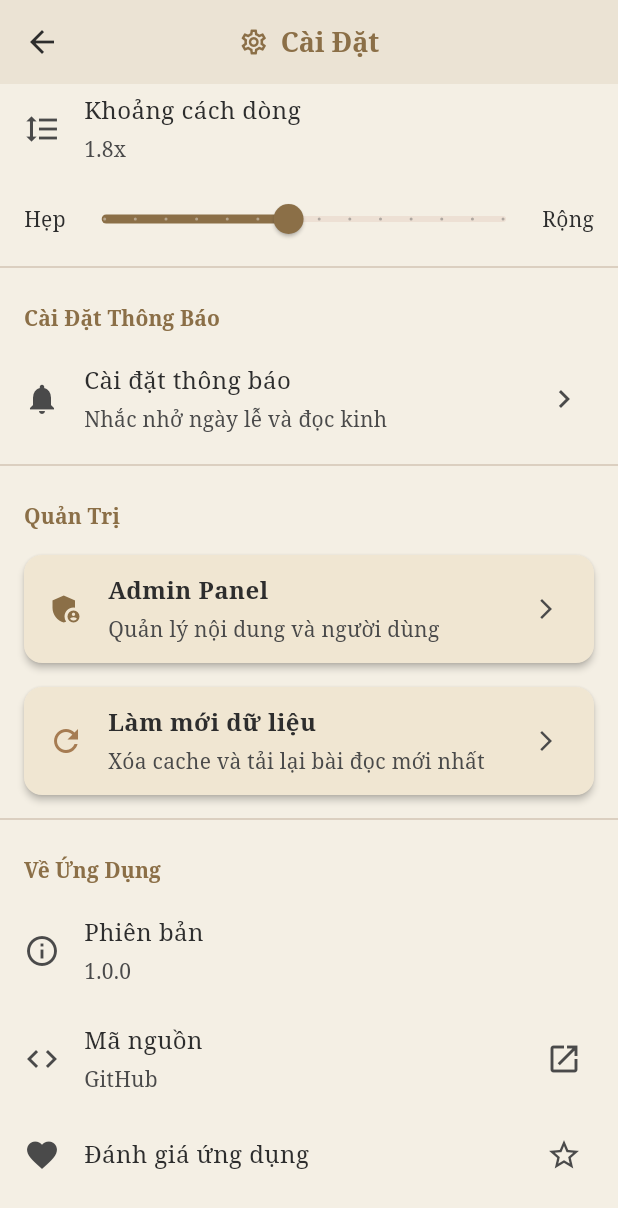
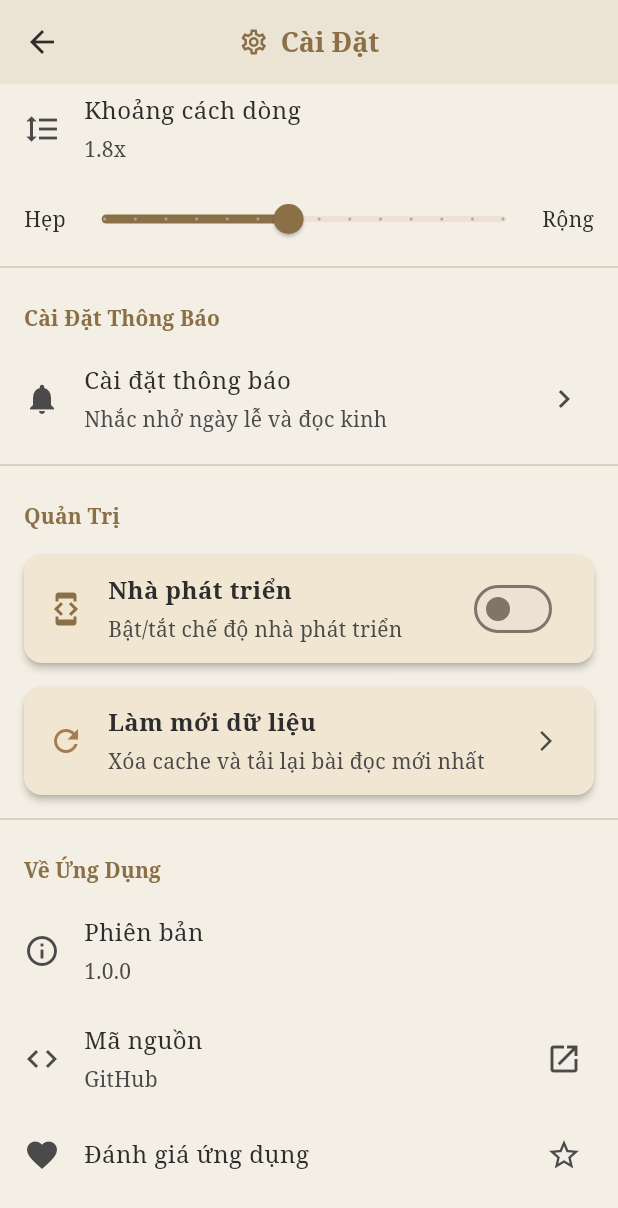
Before and after one commit to trahoangdev/thien-tam-app, a Flutter app: the SettingsPage screen opened directly, scrolled down 576 dp, on a phone screen of 412 x 824 dp. Shown: the top 1208 px of the screen. Run offline on Flutter 3.47's test engine with Material 3 defaults, Android fonts, the light colour scheme and no system bars; our stand-ins replace audioplayers, dio, flutter_local_notifications, flutter_riverpod, flutter_secure_storage, hive and 2 more; accounts and stored records are empty; statements that could not run were skipped.

Commit message:
fixed some bugs from settings

```diff
--- a/thien_tam_app/lib/core/settings_providers.dart
+++ b/thien_tam_app/lib/core/settings_providers.dart
@@ -27,3 +27,8 @@ final notificationsEnabledProvider = StateProvider<bool>((ref) {
 final lineHeightProvider = StateProvider<double>((ref) {
   return ref.read(settingsServiceProvider).getLineHeight();
 });
+
+// Developer mode provider
+final developerModeProvider = StateProvider<bool>((ref) {
+  return ref.read(settingsServiceProvider).getDeveloperMode();
+});
--- a/thien_tam_app/lib/features/readings/presentation/pages/settings_page.dart
+++ b/thien_tam_app/lib/features/readings/presentation/pages/settings_page.dart
@@ -251,7 +251,42 @@ class _SettingsPageState extends ConsumerState<SettingsPage> {
 
           // Admin Section
           _SectionHeader(title: 'Quản Trị'),
+
+          // Developer Mode Toggle
           Card(
+            elevation: 2,
+            margin: const EdgeInsets.symmetric(horizontal: 16, vertical: 8),
+            child: Consumer(
+              builder: (context, ref, child) {
+                final developerMode = ref.watch(developerModeProvider);
+                return SwitchListTile(
+                  secondary: Icon(
+                    Icons.developer_mode,
+                    color: Theme.of(context).colorScheme.primary,
+                  ),
+                  title: const Text(
+                    'Nhà phát triển',
+                    style: TextStyle(fontWeight: FontWeight.bold),
+                  ),
+                  subtitle: const Text('Bật/tắt chế độ nhà phát triển'),
+                  value: developerMode,
+                  onChanged: (value) async {
+                    final settingsService = ref.read(settingsServiceProvider);
+                    await settingsService.setDeveloperMode(value);
+                    ref.read(developerModeProvider.notifier).state = value;
+                  },
+                );
+              },
+            ),
+          ),
+
+          // Admin Panel (only visible when developer mode is enabled)
+          Consumer(
+            builder: (context, ref, child) {
+              final developerMode = ref.watch(developerModeProvider);
+              if (!developerMode) return const SizedBox.shrink();
+
+              return Card(
                 elevation: 2,
                 margin: const EdgeInsets.symmetric(horizontal: 16, vertical: 8),
                 child: ListTile(
@@ -283,6 +318,8 @@ class _SettingsPageState extends ConsumerState<SettingsPage> {
                     }
                   },
                 ),
+              );
+            },
           ),
 
           // Clear Cache Button
```
Also changed, not shown: thien_tam_app/lib/core/settings_service.dart (+9 -0 lines), thien_tam_app/lib/features/readings/presentation/pages/bookmarks_page.dart (+105 -13 lines). Lines whose indentation alone changed are shown as unchanged.
